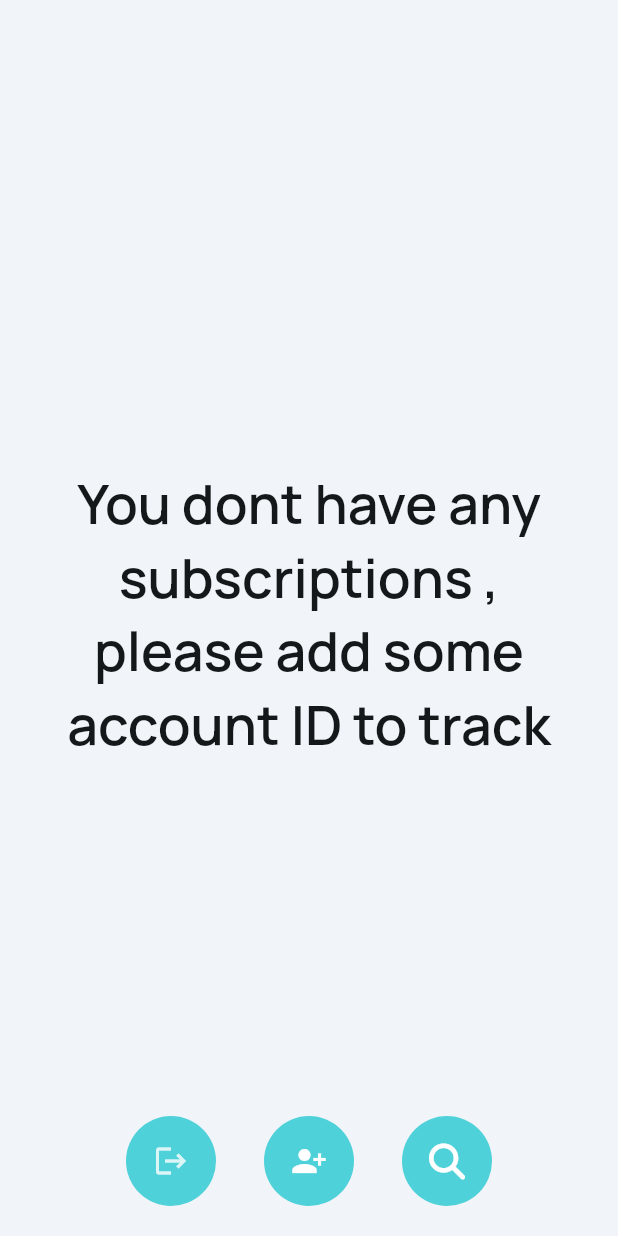
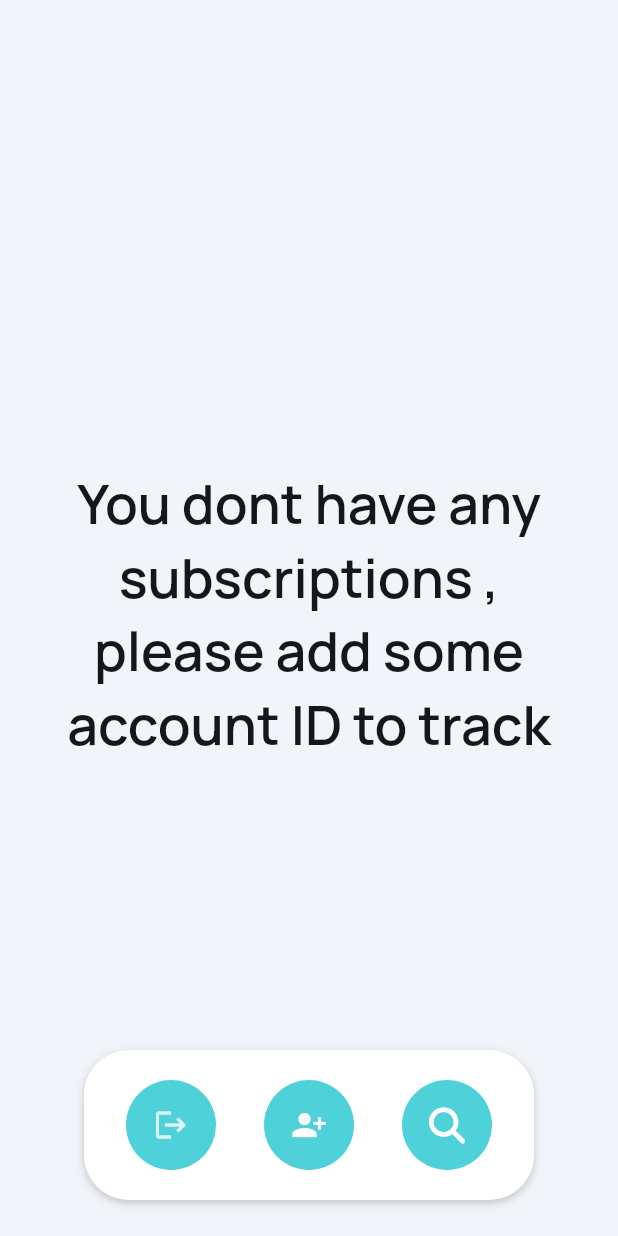
Before and after one commit to vlmoon99/bos-notifications, a Flutter app: the screen it shows once a user with an empty profile is signed in, on a phone screen of 412 x 824 dp. Run offline on Flutter 3.47's test engine with Material 2 defaults, Android fonts, the phone set to English and light mode, and no system bars; our stand-ins replace auto_size_text, cloud_firestore, cloud_functions, easy_debounce, equatable, firebase_auth and 15 more; missing offline and left inert: json_path, mime_type; accounts and stored records are empty; network calls fail.

Commit message:
update bottom nav bar

```diff
--- a/lib/pages/home_page/home_page_widget.dart
+++ b/lib/pages/home_page/home_page_widget.dart
@@ -157,7 +157,7 @@ class _HomePageWidgetState extends State<HomePageWidget> {
                                     alignment: AlignmentDirectional(0.0, 0.0),
                                     child: Padding(
                                       padding: EdgeInsetsDirectional.fromSTEB(
-                                          8.0, 65.0, 8.0, 90.0),
+                                          8.0, 65.0, 8.0, 0.0),
                                       child: PagedListView<ApiPagingParams,
                                           dynamic>.separated(
                                         pagingController:
@@ -179,7 +179,7 @@ class _HomePageWidgetState extends State<HomePageWidget> {
                                           0,
                                           0.0,
                                           0,
-                                          0.0,
+                                          100.0,
                                         ),
                                         reverse: false,
                                         scrollDirection: Axis.vertical,
@@ -328,10 +328,36 @@ class _HomePageWidgetState extends State<HomePageWidget> {
               ),
               Align(
                 alignment: AlignmentDirectional(0.0, 1.0),
+                child: Padding(
+                  padding: EdgeInsetsDirectional.fromSTEB(0.0, 0.0, 0.0, 24.0),
                   child: Container(
+                    width: () {
+                      if (MediaQuery.sizeOf(context).width < kBreakpointSmall) {
+                        return 300.0;
+                      } else if (MediaQuery.sizeOf(context).width <
+                          kBreakpointMedium) {
+                        return 350.0;
+                      } else if (MediaQuery.sizeOf(context).width <
+                          kBreakpointLarge) {
+                        return 400.0;
+                      } else {
+                        return 300.0;
+                      }
+                    }(),
                     height: 100.0,
+                    constraints: BoxConstraints(
+                      maxWidth: 400.0,
+                    ),
                     decoration: BoxDecoration(
-                    color: Color(0x00FFFFFF),
+                      color: FlutterFlowTheme.of(context).info,
+                      boxShadow: [
+                        BoxShadow(
+                          blurRadius: 4.0,
+                          color: Color(0x33000000),
+                          offset: Offset(0.0, 2.0),
+                        )
+                      ],
+                      borderRadius: BorderRadius.circular(30.0),
                     ),
                     child: Align(
                       alignment: AlignmentDirectional(0.0, -1.0),
@@ -350,7 +376,8 @@ class _HomePageWidgetState extends State<HomePageWidget> {
                                 borderRadius: 50.0,
                                 borderWidth: 0.0,
                                 buttonSize: 60.0,
-                              fillColor: FlutterFlowTheme.of(context).nEARAqua,
+                                fillColor:
+                                    FlutterFlowTheme.of(context).nEARAqua,
                                 icon: Icon(
                                   Icons.logout,
                                   color: FlutterFlowTheme.of(context).accent4,
@@ -377,13 +404,13 @@ class _HomePageWidgetState extends State<HomePageWidget> {
                                 borderRadius: 50.0,
                                 borderWidth: 0.0,
                                 buttonSize: 60.0,
-                              fillColor: FlutterFlowTheme.of(context).nEARAqua,
+                                fillColor:
+                                    FlutterFlowTheme.of(context).nEARAqua,
                                 icon: Icon(
                                   Icons.person_add_alt_1_sharp,
                                   color: FlutterFlowTheme.of(context).info,
                                   size: 24.0,
                                 ),
-                              showLoadingIndicator: true,
                                 onPressed: () async {
                                   await showModalBottomSheet(
                                     isScrollControlled: true,
@@ -462,6 +489,7 @@ class _HomePageWidgetState extends State<HomePageWidget> {
                     ),
                   ),
                 ),
+              ),
             ],
           ),
         ),
```
Lines whose indentation alone changed are shown as unchanged.
